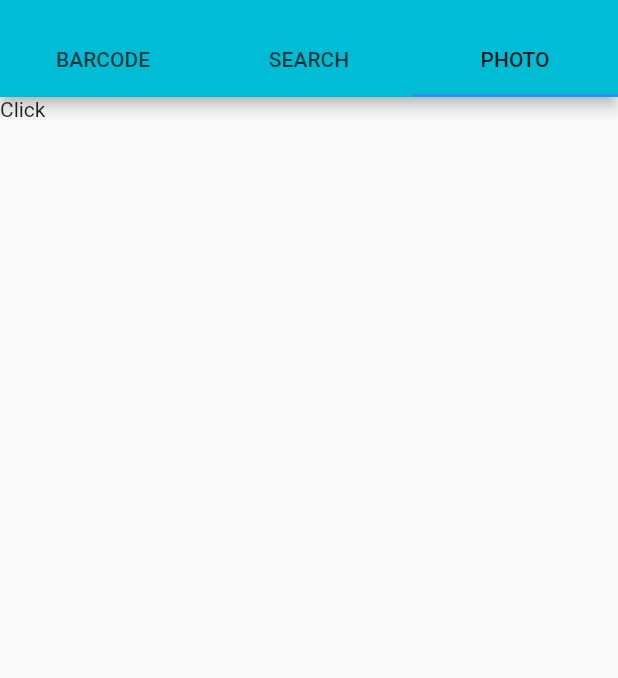
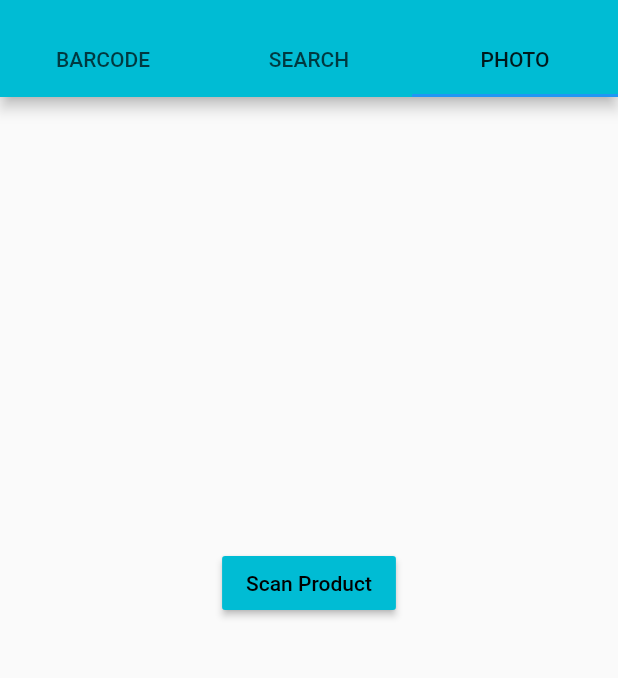
Before and after one commit to Mananvanawat/VocalForLocal, a Flutter app: the screen it shows after launch, tab 3 chosen, on a phone screen of 412 x 824 dp, the part 59-737 px from its top. Run offline on Flutter 3.47's test engine with Material 2 defaults, Android fonts, the phone set to English and light mode, and no system bars; our stand-ins replace image_picker; missing offline and left inert: barcode_scan, flag, mlkit, web_scraper.

Commit message:
Added Barcode Scan and Text Scan. Text Scan still in Beta Version

```diff
--- a/lib/main.dart
+++ b/lib/main.dart
@@ -1,5 +1,8 @@
 import 'package:flutter/material.dart';
+import 'package:web_scrapper/selectscan.dart';
 import 'Search.dart';
+import 'package:web_scrapper/barcode.dart';
+
 
 void main() {
   runApp(MyApp());
@@ -19,7 +22,7 @@ class MyApp extends StatelessWidget {
             color: Colors.white,
           ),
           textTheme: TextTheme(
-            headline6: TextStyle(color: Colors.white),
+            headline: TextStyle(color: Colors.white),
           ),
         ),
         home: Home());
@@ -51,9 +54,9 @@ class Home extends StatelessWidget {
             // body (tab views)
             body: TabBarView(
               children: <Widget>[
-                Text('Barcode'),
+                BarcodeScan(),
                 Search(),
-                Text('Click'),
+                MLHome(),
 
               ],
             )));
--- /dev/null
+++ b/lib/selectscan.dart
@@ -0,0 +1,81 @@
+import 'package:flutter/material.dart';
+import 'package:web_scrapper/textscan.dart';
+import 'package:image_picker/image_picker.dart';
+
+const String TEXT_SCANNER = 'TEXT_SCANNER';
+
+class MLHome extends StatefulWidget {
+  MLHome({Key key}) : super(key: key);
+
+  @override
+  State<StatefulWidget> createState() => _MLHomeState();
+}
+
+class _MLHomeState extends State<MLHome> {
+  static const String CAMERA_SOURCE = 'CAMERA_SOURCE';
+
+  final GlobalKey<ScaffoldState> _scaffoldKey = GlobalKey<ScaffoldState>();
+
+  String _selectedScanner = TEXT_SCANNER;
+
+  @override
+  Widget build(BuildContext context) {
+    final columns = List<Widget>();
+    columns.add(buildSelectImageRowWidget(context));
+
+    return Scaffold(
+        key: _scaffoldKey,
+        body: SingleChildScrollView(
+          child: Column(
+            children: columns,
+          ),
+        ));
+  }
+
+  Widget buildSelectImageRowWidget(BuildContext context) {
+    return Center(
+      child: Column(
+        children: <Widget>[
+          SizedBox(height: 300,),
+          Padding(
+            padding: EdgeInsets.symmetric(horizontal: 8.0),
+            child: RaisedButton(
+                color: Colors.cyan,
+                textColor: Colors.black,
+                splashColor: Colors.blueGrey,
+                onPressed: () {
+                  onPickImageSelected(CAMERA_SOURCE);
+                },
+                child: const Text('Scan Product')),
+          ),
+        ],
+      ),
+    );
+  }
+
+  void onPickImageSelected(String source) async {
+    var imageSource;
+    if (source == CAMERA_SOURCE) {
+      imageSource = ImageSource.camera;
+    }
+
+    final scaffold = _scaffoldKey.currentState;
+
+    try {
+      final file = await ImagePicker.pickImage(source: imageSource);
+      if (file == null) {
+        throw Exception('File is not available');
+      }
+
+      Navigator.push(
+        context,
+        new MaterialPageRoute(
+            builder: (context) => MLDetail(file, _selectedScanner)),
+      );
+    } catch (e) {
+      scaffold.showSnackBar(SnackBar(
+        content: Text(e.toString()),
+      ));
+    }
+  }
+}
--- a/pubspec.yaml
+++ b/pubspec.yaml
@@ -25,6 +25,11 @@ dependencies:
     sdk: flutter
   web_scraper:
   url_launcher:
+  barcode_scan: ^2.0.1
+  image_picker:
+  flag:
+  mlkit:
+  firebase_ml_vision:
 
 
   # The following adds the Cupertino Icons font to your application.
```
Also changed, not shown: lib/barcode.dart (added, +186 -0 lines), lib/textscan.dart (added, +196 -0 lines), pubspec.lock, 6 other files.
